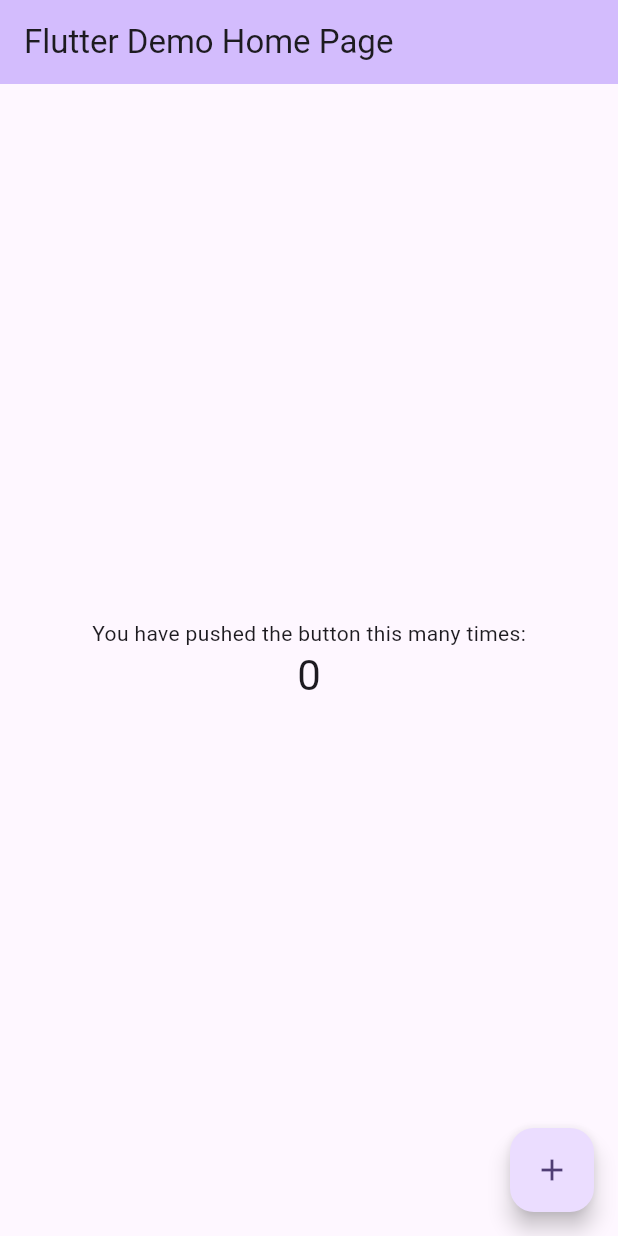
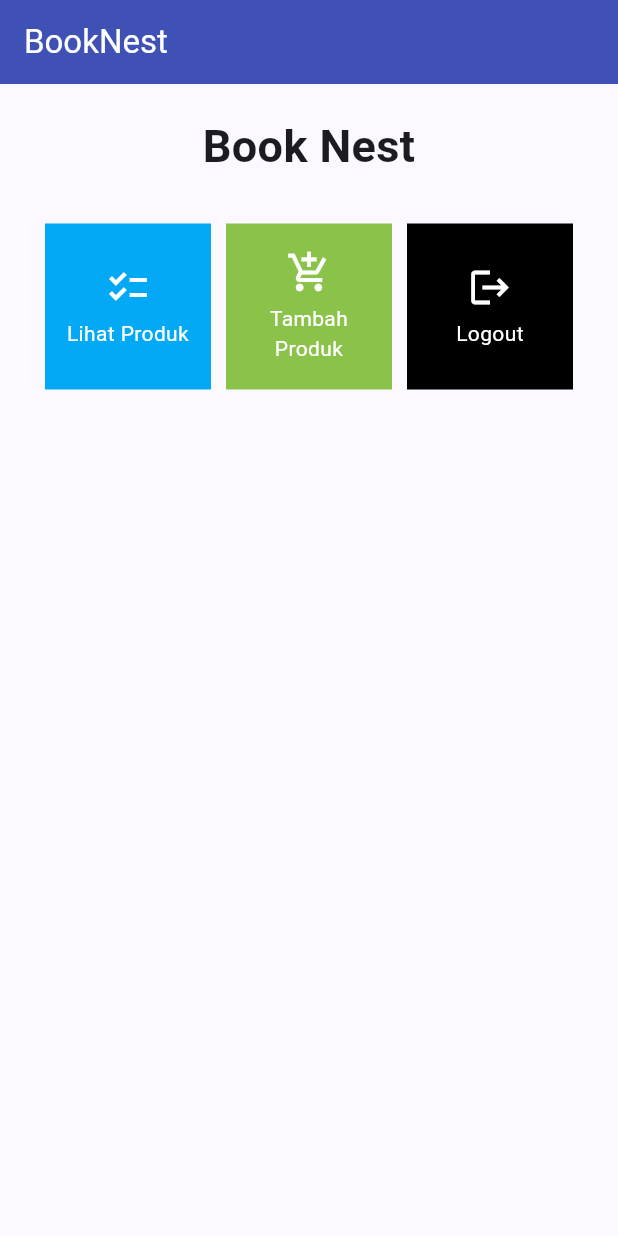
Before and after one commit to malifalhakim/book-nest-mobile, a Flutter app: the screen it shows after launch, on a phone screen of 412 x 824 dp. Run offline on Flutter 3.47's test engine with Material 2 defaults, Android fonts, the phone set to English and light mode, and no system bars.

Commit message:
Tugas 7 Selesai

```diff
--- a/lib/main.dart
+++ b/lib/main.dart
@@ -1,4 +1,5 @@
 import 'package:flutter/material.dart';
+import 'package:book_nest_mobile/menu.dart';
 
 void main() {
   runApp(const MyApp());
@@ -13,113 +14,10 @@
     return MaterialApp(
       title: 'Flutter Demo',
       theme: ThemeData(
-        // This is the theme of your application.
-        //
-        // TRY THIS: Try running your application with "flutter run". You'll see
-        // the application has a blue toolbar. Then, without quitting the app,
-        // try changing the seedColor in the colorScheme below to Colors.green
-        // and then invoke "hot reload" (save your changes or press the "hot
-        // reload" button in a Flutter-supported IDE, or press "r" if you used
-        // the command line to start the app).
-        //
-        // Notice that the counter didn't reset back to zero; the application
-        // state is not lost during the reload. To reset the state, use hot
-        // restart instead.
-        //
-        // This works for code too, not just values: Most code changes can be
-        // tested with just a hot reload.
-        colorScheme: ColorScheme.fromSeed(seedColor: Colors.deepPurple),
+        colorScheme: ColorScheme.fromSeed(seedColor: Colors.indigo),
         useMaterial3: true,
       ),
-      home: const MyHomePage(title: 'Flutter Demo Home Page'),
+      home: MyHomePage(),
     );
   }
 }
-
-class MyHomePage extends StatefulWidget {
-  const MyHomePage({super.key, required this.title});
-
-  // This widget is the home page of your application. It is stateful, meaning
-  // that it has a State object (defined below) that contains fields that affect
-  // how it looks.
-
-  // This class is the configuration for the state. It holds the values (in this
-  // case the title) provided by the parent (in this case the App widget) and
-  // used by the build method of the State. Fields in a Widget subclass are
-  // always marked "final".
-
-  final String title;
-
-  @override
-  State<MyHomePage> createState() => _MyHomePageState();
-}
-
-class _MyHomePageState extends State<MyHomePage> {
-  int _counter = 0;
-
-  void _incrementCounter() {
-    setState(() {
-      // This call to setState tells the Flutter framework that something has
-      // changed in this State, which causes it to rerun the build method below
-      // so that the display can reflect the updated values. If we changed
-      // _counter without calling setState(), then the build method would not be
-      // called again, and so nothing would appear to happen.
-      _counter++;
-    });
-  }
-
-  @override
-  Widget build(BuildContext context) {
-    // This method is rerun every time setState is called, for instance as done
-    // by the _incrementCounter method above.
-    //
-    // The Flutter framework has been optimized to make rerunning build methods
-    // fast, so that you can just rebuild anything that needs updating rather
-    // than having to individually change instances of widgets.
-    return Scaffold(
-      appBar: AppBar(
-        // TRY THIS: Try changing the color here to a specific color (to
-        // Colors.amber, perhaps?) and trigger a hot reload to see the AppBar
-        // change color while the other colors stay the same.
-        backgroundColor: Theme.of(context).colorScheme.inversePrimary,
-        // Here we take the value from the MyHomePage object that was created by
-        // the App.build method, and use it to set our appbar title.
-        title: Text(widget.title),
-      ),
-      body: Center(
-        // Center is a layout widget. It takes a single child and positions it
-        // in the middle of the parent.
-        child: Column(
-          // Column is also a layout widget. It takes a list of children and
-          // arranges them vertically. By default, it sizes itself to fit its
-          // children horizontally, and tries to be as tall as its parent.
-          //
-          // Column has various properties to control how it sizes itself and
-          // how it positions its children. Here we use mainAxisAlignment to
-          // center the children vertically; the main axis here is the vertical
-          // axis because Columns are vertical (the cross axis would be
-          // horizontal).
-          //
-          // TRY THIS: Invoke "debug painting" (choose the "Toggle Debug Paint"
-          // action in the IDE, or press "p" in the console), to see the
-          // wireframe for each widget.
-          mainAxisAlignment: MainAxisAlignment.center,
-          children: <Widget>[
-            const Text(
-              'You have pushed the button this many times:',
-            ),
-            Text(
-              '$_counter',
-              style: Theme.of(context).textTheme.headlineMedium,
-            ),
-          ],
-        ),
-      ),
-      floatingActionButton: FloatingActionButton(
-        onPressed: _incrementCounter,
-        tooltip: 'Increment',
-        child: const Icon(Icons.add),
-      ), // This trailing comma makes auto-formatting nicer for build methods.
-    );
-  }
-}
--- /dev/null
+++ b/lib/menu.dart
@@ -0,0 +1,116 @@
+import 'package:flutter/material.dart';
+
+class MyHomePage extends StatelessWidget {
+  MyHomePage({Key? key}) : super(key: key);
+
+  final List<ShopItem> items = [
+    ShopItem("Lihat Produk", Icons.checklist, Colors.lightBlue),
+    ShopItem("Tambah Produk", Icons.add_shopping_cart, Colors.lightGreen),
+    ShopItem("Logout", Icons.logout, Colors.black),
+  ];
+
+  @override
+  Widget build(BuildContext context) {
+    return Scaffold(
+      appBar: AppBar(
+        title: const Text(
+          'BookNest',
+          style: TextStyle(
+            color: Colors.white,
+          ),
+        ),
+        backgroundColor: Colors.indigo,
+      ),
+      body: SingleChildScrollView(
+        // Widget wrapper yang dapat discroll
+        child: Padding(
+          padding: const EdgeInsets.all(10.0), // Set padding dari halaman
+          child: Column(
+            // Widget untuk menampilkan children secara vertikal
+            children: <Widget>[
+              const Padding(
+                padding: EdgeInsets.only(top: 10.0, bottom: 10.0),
+                // Widget Text untuk menampilkan tulisan dengan alignment center dan style yang sesuai
+                child: Text(
+                  'Book Nest', // Text yang menandakan toko
+                  textAlign: TextAlign.center,
+                  style: TextStyle(
+                    fontSize: 30,
+                    fontWeight: FontWeight.bold,
+                  ),
+                ),
+              ),
+              // Grid layout
+              GridView.count(
+                // Container pada card kita.
+                primary: true,
+                padding: const EdgeInsets.all(20),
+                crossAxisSpacing: 10,
+                mainAxisSpacing: 10,
+                crossAxisCount: 3,
+                shrinkWrap: true,
+                children: items.map((ShopItem item) {
+                  // Iterasi untuk setiap item
+                  return ShopCard(item);
+                }).toList(),
+              ),
+            ],
+          ),
+        ),
+      ),
+    );
+  }
+}
+
+class ShopItem {
+  final String name;
+  final IconData icon;
+  final Color color;
+
+  ShopItem(this.name, this.icon, this.color);
+}
+
+class ShopCard extends StatelessWidget {
+  final ShopItem item;
+
+  const ShopCard(this.item, {super.key}); // Constructor
+
+  @override
+  Widget build(BuildContext context) {
+    return Material(
+      color: item.color,
+      child: InkWell(
+        // Area responsive terhadap sentuhan
+        onTap: () {
+          // Memunculkan SnackBar ketika diklik
+          ScaffoldMessenger.of(context)
+            ..hideCurrentSnackBar()
+            ..showSnackBar(SnackBar(
+                content: Text("Kamu telah menekan tombol ${item.name}!")));
+        },
+        child: Container(
+          // Container untuk menyimpan Icon dan Text
+          padding: const EdgeInsets.all(8),
+          child: Center(
+            child: Column(
+              mainAxisAlignment: MainAxisAlignment.center,
+              children: [
+                Icon(
+                  item.icon,
+                  color: Colors.white,
+                  size: 30.0,
+                ),
+                const Padding(padding: EdgeInsets.all(3)),
+                Text(
+                  item.name,
+                  textAlign: TextAlign.center,
+                  style: const TextStyle(color: Colors.white),
+                ),
+              ],
+            ),
+          ),
+        ),
+      ),
+    );
+  }
+}
```
Also changed, not shown: 1 other file.
